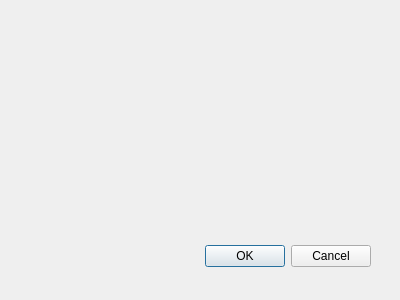
The window that coordinate_formatter/Coordinate_Formatter_dialog_base.ui (ServitorXur/Location-data-QGIS-Plugin) describes before a commit, drawn with Qt 5.
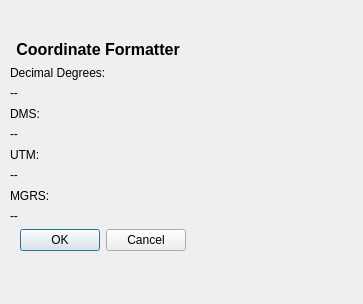
The same window after the commit.

Diff of the .ui file:
```diff
--- a/coordinate_formatter/Coordinate_Formatter_dialog_base.ui
+++ b/coordinate_formatter/Coordinate_Formatter_dialog_base.ui
@@ -1,32 +1,111 @@
 <ui version="4.0" >
  <class>CoordinateFormatingDialogBase</class>
- <widget class="QDialog" name="CoordinateFormatingDialogBase" >
-  <property name="geometry" >
+ <widget class="QDialog" name="CoordinateFormatingDialogBase">
+  <property name="geometry">
    <rect>
     <x>0</x>
     <y>0</y>
-    <width>400</width>
-    <height>300</height>
+    <width>363</width>
+    <height>304</height>
    </rect>
   </property>
   <property name="windowTitle" >
    <string>Coordinate Formatter</string>
   </property>
-  <widget class="QDialogButtonBox" name="button_box" >
-   <property name="geometry" >
+  <widget class="QWidget" name="layoutWidget">
+   <property name="geometry">
     <rect>
-     <x>30</x>
-     <y>240</y>
-     <width>341</width>
-     <height>32</height>
+     <x>10</x>
+     <y>40</y>
+     <width>176</width>
+     <height>211</height>
     </rect>
    </property>
-   <property name="orientation" >
-    <enum>Qt::Horizontal</enum>
-   </property>
-   <property name="standardButtons" >
-    <set>QDialogButtonBox::Cancel|QDialogButtonBox::Ok</set>
-   </property>
+   <layout class="QVBoxLayout" name="verticalLayout">
+    <item>
+     <widget class="QLabel" name="label">
+      <property name="font">
+       <font>
+        <pointsize>12</pointsize>
+        <weight>75</weight>
+        <bold>true</bold>
+       </font>
+      </property>
+      <property name="text">
+       <string>Coordinate Formatter</string>
+      </property>
+      <property name="alignment">
+       <set>Qt::AlignCenter</set>
+      </property>
+     </widget>
+    </item>
+    <item>
+     <widget class="QLabel" name="label_2">
+      <property name="text">
+       <string>Decimal Degrees:</string>
+      </property>
+     </widget>
+    </item>
+    <item>
+     <widget class="QLabel" name="decimalLabel">
+      <property name="text">
+       <string>--</string>
+      </property>
+     </widget>
+    </item>
+    <item>
+     <widget class="QLabel" name="label_3">
+      <property name="text">
+       <string>DMS:</string>
+      </property>
+     </widget>
+    </item>
+    <item>
+     <widget class="QLabel" name="dmsLabel">
+      <property name="text">
+       <string>--</string>
+      </property>
+     </widget>
+    </item>
+    <item>
+     <widget class="QLabel" name="label_4">
+      <property name="text">
+       <string>UTM:</string>
+      </property>
+     </widget>
+    </item>
+    <item>
+     <widget class="QLabel" name="utmLabel">
+      <property name="text">
+       <string>--</string>
+      </property>
+     </widget>
+    </item>
+    <item>
+     <widget class="QLabel" name="label_5">
+      <property name="text">
+       <string>MGRS:</string>
+      </property>
+     </widget>
+    </item>
+    <item>
+     <widget class="QLabel" name="mgrsLabel">
+      <property name="text">
+       <string>--</string>
+      </property>
+     </widget>
+    </item>
+    <item>
+     <widget class="QDialogButtonBox" name="button_box">
+      <property name="orientation">
+       <enum>Qt::Horizontal</enum>
+      </property>
+      <property name="standardButtons">
+       <set>QDialogButtonBox::Cancel|QDialogButtonBox::Ok</set>
+      </property>
+     </widget>
+    </item>
+   </layout>
   </widget>
  </widget>
  <resources/>
```
Left out of the diff: 29 changed lines with no effect on the pictures.
